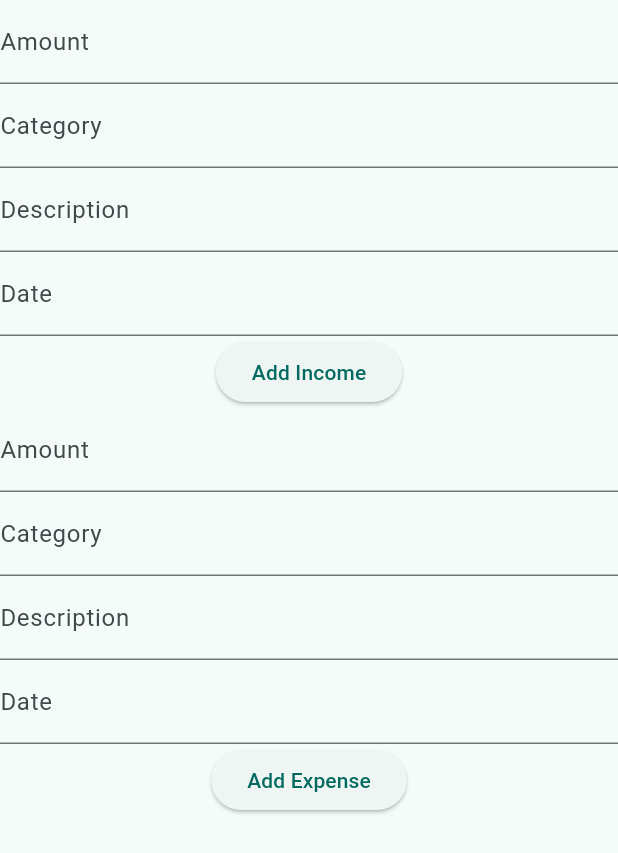
After one commit to RahulRST/expenso-app, a Flutter app: the MyAddPage screen opened directly, on a phone screen of 412 x 824 dp. The commit adds this screen. Shown: the top 853 px of the screen. Run offline on Flutter 3.47's test engine with Material 3 defaults, Android fonts, the phone set to English and light mode, and no system bars; our stand-ins replace go_router, localstorage.

Commit message:
expense and income add in progress

```diff
--- /dev/null
+++ b/lib/add.dart
@@ -0,0 +1,166 @@
+import 'dart:convert';
+
+import 'package:flutter/material.dart';
+import 'package:localstorage/localstorage.dart';
+import 'package:http/http.dart' as http;
+
+final storage = LocalStorage("secure_storage");
+
+class MyAddPage extends StatefulWidget {
+  const MyAddPage({Key? key}) : super(key: key);
+
+  @override
+  State<MyAddPage> createState() => _MyAddPageState();
+}
+
+class _MyAddPageState extends State<MyAddPage> {
+  @override
+  Widget build (BuildContext context) {
+    return const Scaffold(
+      body: SingleChildScrollView(child: Column(
+        children: <Widget> [
+          AddIncome(),
+          AddExpense(),
+        ]
+      )),
+    );
+  }
+}
+
+class AddIncome extends StatefulWidget {
+  const AddIncome({super.key});
+
+  @override
+  State<AddIncome> createState() => _AddIncomeState();
+}
+
+class _AddIncomeState extends State<AddIncome> {
+  final amount = TextEditingController();
+  final category = TextEditingController();
+  final description = TextEditingController();
+  final date = TextEditingController();
+
+  void handleIncome () async {
+    await http
+        .post(Uri.parse("http://localhost:5500/api/track/addincome"),
+            headers: {
+              'Content-Type': 'application/json; charset=UTF-8',
+              'Authorization': 'Bearer ${storage.getItem('token')}'
+            },
+            body: jsonEncode({
+              'amount': amount.text,
+              'category': category.text,
+              'description': description.text,
+              'date': date.text
+            }))
+        .then((value) => ScaffoldMessenger.of(context)
+            .showSnackBar(const SnackBar(content: Text("Income added"))))
+        .onError((error, stackTrace) {
+          return ScaffoldMessenger.of(context)
+            .showSnackBar(
+                const SnackBar(content: Text("Error Adding Income")
+                )
+              );
+            });
+  }
+
+  @override
+  Widget build(BuildContext context) {
+    return Column(children: [
+      TextFormField(
+        controller: amount,
+        decoration: const InputDecoration(
+          labelText: 'Amount',
+        ),
+      ),
+      TextFormField(
+        controller: category,
+        decoration: const InputDecoration(
+          labelText: 'Category',
+        ),
+      ),
+      TextFormField(
+        controller: description,
+        decoration: const InputDecoration(
+          labelText: 'Description',
+        ),
+      ),
+      TextFormField(
+        controller: date,
+        decoration: const InputDecoration(
+          labelText: 'Date',
+        ),
+      ),
+      ElevatedButton(onPressed: handleIncome, child: const Text("Add Income"))
+    ]);
+  }
+}
+
+class AddExpense extends StatefulWidget {
+  const AddExpense({super.key});
+
+  @override
+  State<AddExpense> createState() => _AddExpenseState();
+}
+
+class _AddExpenseState extends State<AddExpense> {
+  final amount = TextEditingController();
+  final category = TextEditingController();
+  final description = TextEditingController();
+  final date = TextEditingController();
+
+    void handleExpense () async {
+    await http
+        .post(Uri.parse("http://localhost:5500/api/track/addexpense"),
+            headers: {
+              'Content-Type': 'application/json; charset=UTF-8',
+              'Authorization': 'Bearer ${storage.getItem('token')}'
+            },
+            body: jsonEncode({
+              'amount': amount.text,
+              'category': category.text,
+              'description': description.text,
+              'date': date.text
+            }))
+        .then((value) => ScaffoldMessenger.of(context)
+            .showSnackBar(const SnackBar(content: Text("Expense added"))))
+        .onError((error, stackTrace) {
+          return ScaffoldMessenger.of(context)
+            .showSnackBar(
+                const SnackBar(content: Text("Error Adding Expense")
+                )
+              );
+            });
+  }
+
+  @override
+  Widget build(BuildContext context) {
+    return Column(children: [
+      TextFormField(
+        controller: amount,
+        decoration: const InputDecoration(
+          labelText: 'Amount',
+        ),
+      ),
+      TextFormField(
+        controller: category,
+        decoration: const InputDecoration(
+          labelText: 'Category',
+        ),
+      ),
+      TextFormField(
+        controller: description,
+        decoration: const InputDecoration(
+          labelText: 'Description',
+        ),
+      ),
+      TextFormField(
+        controller: date,
+        decoration: const InputDecoration(
+          labelText: 'Date',
+        ),
+      ),
+      ElevatedButton(onPressed: handleExpense, child: const Text("Add Expense"))
+    ]);
+  }
+}
--- a/lib/home.dart
+++ b/lib/home.dart
@@ -1,3 +1,4 @@
+import 'package:expenso/add.dart';
 import 'package:expenso/notification.dart';
 import 'package:expenso/profile.dart';
 import 'package:flutter/material.dart';
@@ -19,7 +20,7 @@ class _MyHomePageState extends State<MyHomePage> {
   Widget build(BuildContext context) {
     return MaterialApp(
       home: DefaultTabController(
-        length: 3,
+        length: 4,
         child: Scaffold(
           appBar: AppBar(
             backgroundColor: Theme.of(context).colorScheme.inversePrimary,
@@ -27,6 +28,7 @@ class _MyHomePageState extends State<MyHomePage> {
             bottom: const TabBar(
               tabs: [
                 Tab(icon: Icon(Icons.home)),
+                Tab(icon: Icon(Icons.monetization_on)),
                 Tab(icon: Icon(Icons.notifications)),
                 Tab(icon: Icon(Icons.person)),
               ],
@@ -35,6 +37,7 @@ class _MyHomePageState extends State<MyHomePage> {
           body: const TabBarView(
             children: [
               Icon(Icons.home),
+              MyAddPage(),
               MyNotificationPage(),
               MyProfilePage()
             ],
```
Also changed, not shown: lib/notification.dart (+7 -5 lines).
